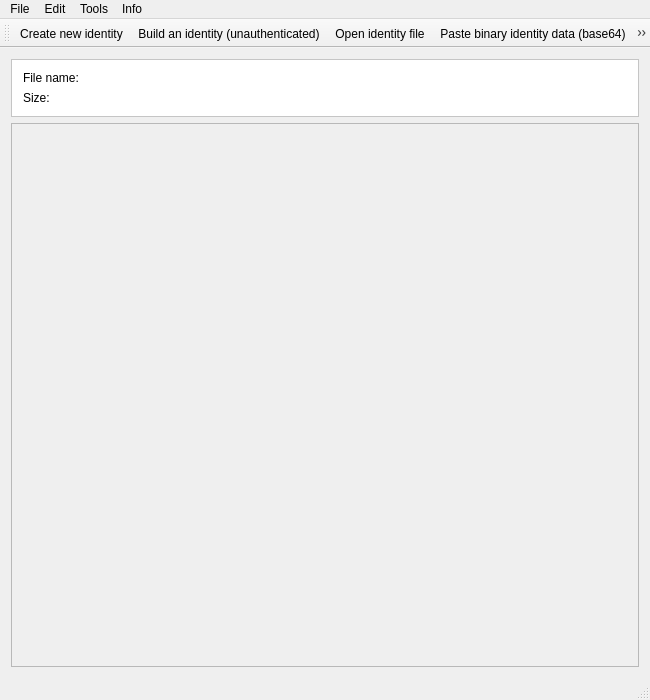
sqrldev/IdTool, file mainwindow.ui: the form before one commit.
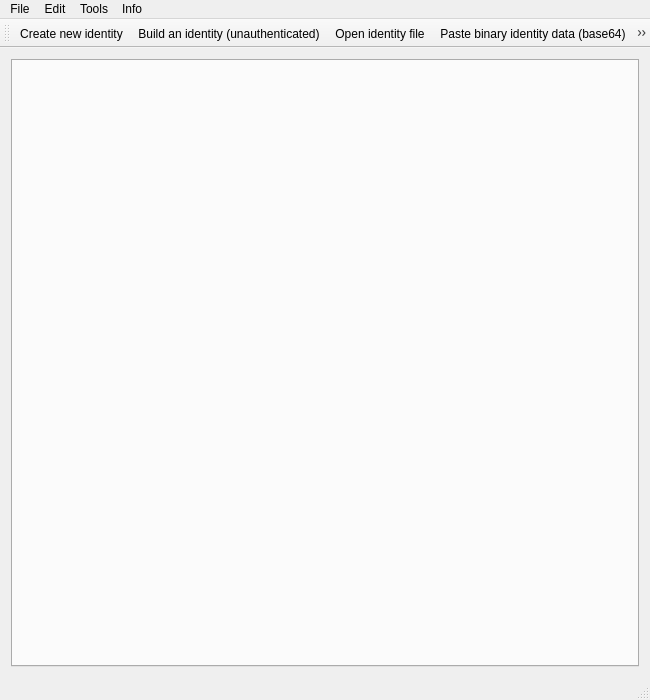
The form after the commit. Icons and pictures are not drawn.

Commit message: Basic implementation of a tabbed multi document interface working

```diff
--- a/mainwindow.ui
+++ b/mainwindow.ui
@@ -32,104 +32,25 @@
   <widget class="QWidget" name="centralWidget">
    <layout class="QVBoxLayout" name="verticalLayout">
     <item>
-     <widget class="QFrame" name="headerFrame">
-      <property name="styleSheet">
-       <string notr="true">background: rgb(255, 255, 255)</string>
+     <widget class="QTabWidget" name="tabWidget">
+      <property name="tabShape">
+       <enum>QTabWidget::Rounded</enum>
       </property>
-      <property name="frameShape">
-       <enum>QFrame::StyledPanel</enum>
+      <property name="currentIndex">
+       <number>-1</number>
       </property>
-      <property name="frameShadow">
-       <enum>QFrame::Raised</enum>
+      <property name="documentMode">
+       <bool>false</bool>
       </property>
-      <layout class="QVBoxLayout" name="verticalLayout_2">
-       <item>
-        <layout class="QHBoxLayout" name="horizontalLayout_2">
-         <property name="spacing">
-          <number>6</number>
-         </property>
-         <property name="leftMargin">
-          <number>0</number>
-         </property>
-         <property name="rightMargin">
-          <number>0</number>
-         </property>
-         <item>
-          <widget class="QLabel" name="labelFileNameHealine">
-           <property name="maximumSize">
-            <size>
-             <width>100</width>
-             <height>16777215</height>
-            </size>
-           </property>
-           <property name="text">
-            <string>File name:</string>
-           </property>
-          </widget>
-         </item>
-         <item>
-          <widget class="QLabel" name="labelFileName">
-           <property name="text">
-            <string/>
-           </property>
-          </widget>
-         </item>
-        </layout>
-       </item>
-       <item>
-        <layout class="QHBoxLayout" name="horizontalLayout">
-         <property name="topMargin">
-          <number>0</number>
-         </property>
-         <property name="rightMargin">
-          <number>0</number>
-         </property>
-         <item>
-          <widget class="QLabel" name="labelSizeHeadline">
-           <property name="maximumSize">
-            <size>
-             <width>100</width>
-             <height>16777215</height>
-            </size>
-           </property>
-           <property name="text">
-            <string>Size:</string>
-           </property>
-          </widget>
-         </item>
-         <item>
-          <widget class="QLabel" name="labelSize">
-           <property name="text">
-            <string/>
-           </property>
-          </widget>
-         </item>
-        </layout>
-       </item>
-      </layout>
-     </widget>
-    </item>
-    <item>
-     <widget class="QScrollArea" name="scrollArea">
-      <property name="sizePolicy">
-       <sizepolicy hsizetype="Preferred" vsizetype="MinimumExpanding">
-        <horstretch>0</horstretch>
-        <verstretch>0</verstretch>
-       </sizepolicy>
-      </property>
-      <property name="widgetResizable">
+      <property name="tabsClosable">
        <bool>true</bool>
       </property>
-      <widget class="QWidget" name="scrollAreaWidgetContents">
-       <property name="geometry">
-        <rect>
-         <x>0</x>
-         <y>0</y>
-         <width>626</width>
-         <height>507</height>
-        </rect>
-       </property>
-      </widget>
+      <property name="movable">
+       <bool>false</bool>
+      </property>
+      <property name="tabBarAutoHide">
+       <bool>false</bool>
+      </property>
      </widget>
     </item>
    </layout>
```
Left out of the diff: 2 changed lines with no effect on the pictures. The commit also changes 7 other files.
